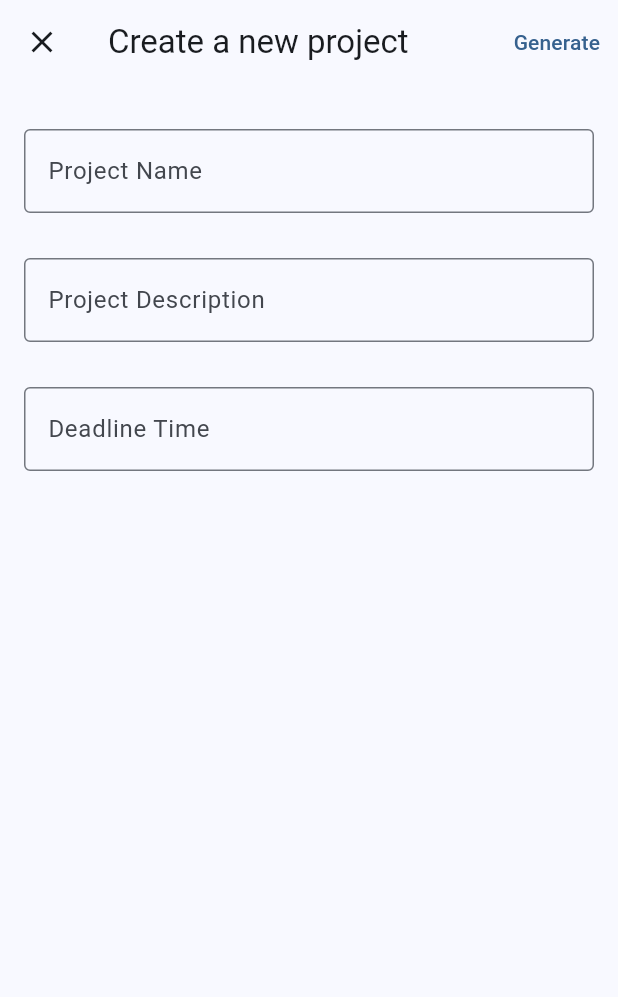
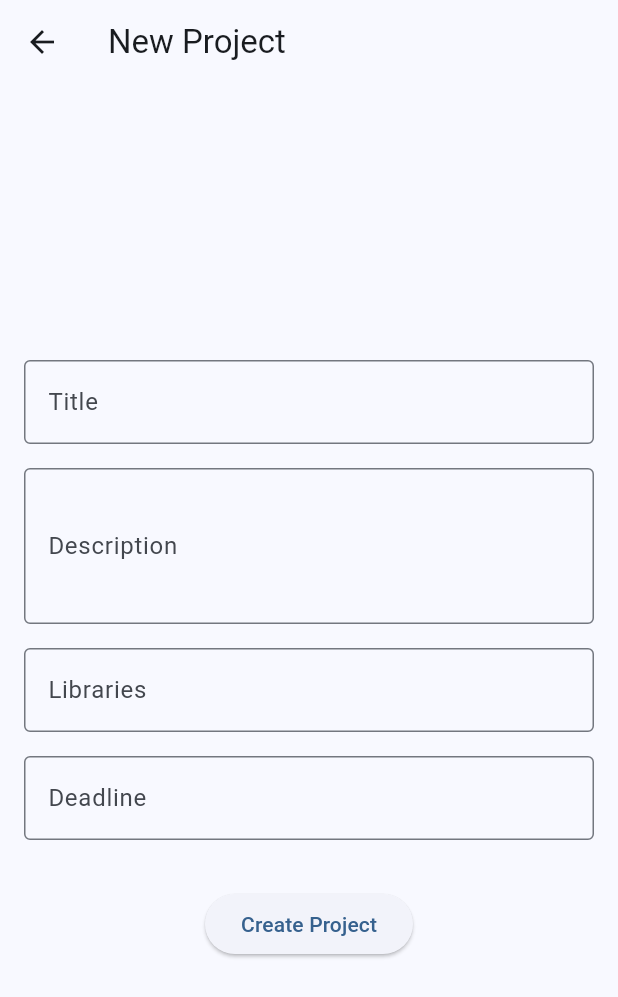
Before and after one commit to arskii/dicedev, a Flutter app: the screen it shows once a user with an empty profile is signed in, after a tap on "New project", on a phone screen of 412 x 824 dp. Shown: the top 997 px of the screen. Run offline on Flutter 3.47's test engine with Material 3 defaults, Android fonts, the phone set to English and light mode, and no system bars; our stand-ins replace cloud_firestore, dio, firebase_auth, firebase_core, flutter_dotenv; accounts and stored records are empty.

Commit message:
Create "Task" collection and added datetime widget

```diff
--- /dev/null
+++ b/lib/models/task_model.dart
@@ -0,0 +1,42 @@
+import 'package:cloud_firestore/cloud_firestore.dart';
+
+class Task {
+  final String id; // Unique identifier for the task
+  final String title;
+  final String description;
+  final String libraries;
+  final DateTime deadline;
+  final DateTime createdAt;
+
+  Task({
+    required this.id,
+    required this.title,
+    required this.description,
+    required this.createdAt,
+    required this.deadline,
+    required this.libraries,
+  });
+
+  // Convert Task to a Map for Firestore
+  factory Task.fromFirestore(DocumentSnapshot doc) {
+    Map data = doc.data() as Map<String, dynamic>;
+    return Task(
+      id: doc.id,
+      title: data['title'],
+      description: data['description'],
+      createdAt: (data['createdAt'] as Timestamp).toDate(),
+      deadline: (data['deadline'] as Timestamp).toDate(),
+      libraries: data['libraries'],
+    );
+  }
+  Map<String, dynamic> toMap() {
+    return {
+      'id': id,
+      'title': title,
+      'description': description,
+      'createdAt': Timestamp.fromDate(createdAt),
+      'deadline': Timestamp.fromDate(deadline),
+      'libraries': libraries
+    };
+  }
+}
--- a/lib/pages/home_page.dart
+++ b/lib/pages/home_page.dart
@@ -2,6 +2,7 @@ import 'package:codedev/auth/auth_service.dart';
 import 'package:codedev/components/search_field.dart';
 import 'package:codedev/components/template_section.dart';
 import 'package:codedev/constants.dart';
+import 'package:codedev/pages/new_project_page.dart';
 import 'package:codedev/pages/profile_page.dart';
 import 'package:codedev/pages/project_page.dart';
 import 'package:flutter/material.dart';
@@ -58,7 +59,7 @@ class _HomePageState extends State<HomePage> {
         onPressed: () {
           Navigator.of(context).push(
             MaterialPageRoute(
-              builder: (context) => const ProjectPage(),
+              builder: (context) => NewProjectPage(),
             ),
           );
         },
--- a/lib/pages/project_page.dart
+++ b/lib/pages/project_page.dart
@@ -28,7 +28,8 @@ class ProjectPage extends StatelessWidget {
                 MaterialPageRoute(builder: (context) => ChatPage()),
               );
             },
-              child: Text('Generate'))
+            child: Text('Generate'),
+          ),
         ],
       ),
       body: Padding(
--- a/pubspec.yaml
+++ b/pubspec.yaml
@@ -8,6 +8,7 @@ environment:
 
 dependencies:
   firebase_auth: ^5.1.0
+  cloud_firestore: ^5.1.0
   firebase_core: ^3.1.0
   dio: ^5.4.3
   flutter_dotenv: ^5.1.0
```
Also changed, not shown: lib/pages/new_project_page.dart (+49 -17 lines), lib/services/task_service.dart (added, +23 -0 lines), pubspec.lock, web_entrypoint.dart (added), 1 other file. Lines whose indentation alone changed are shown as unchanged.
